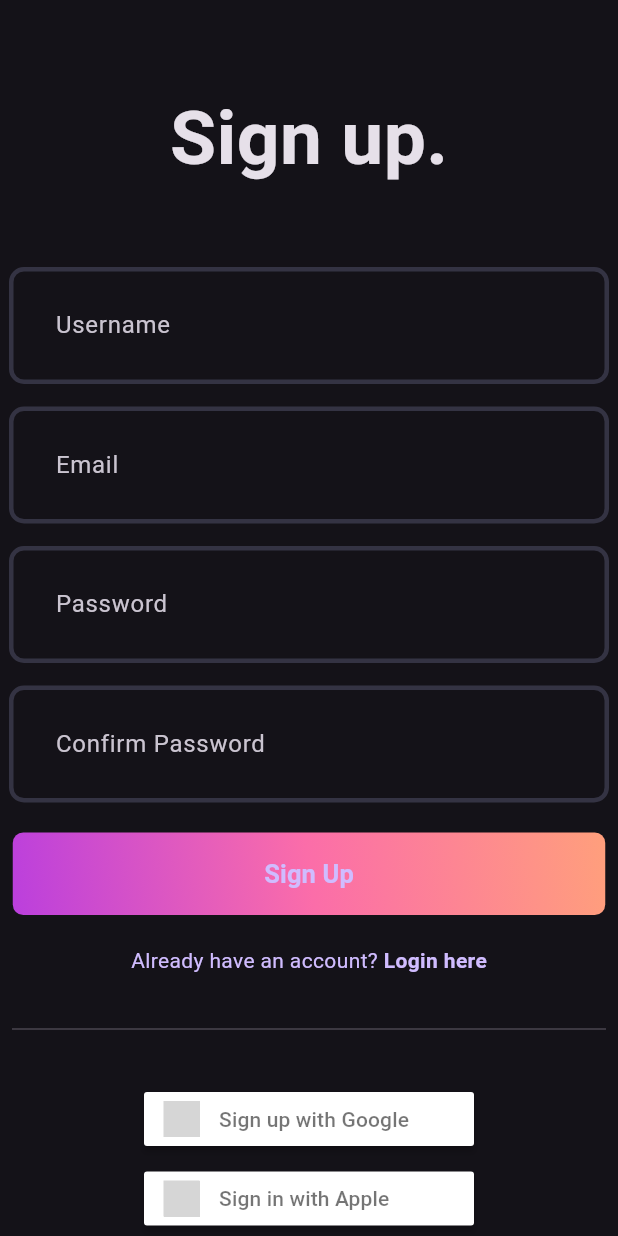
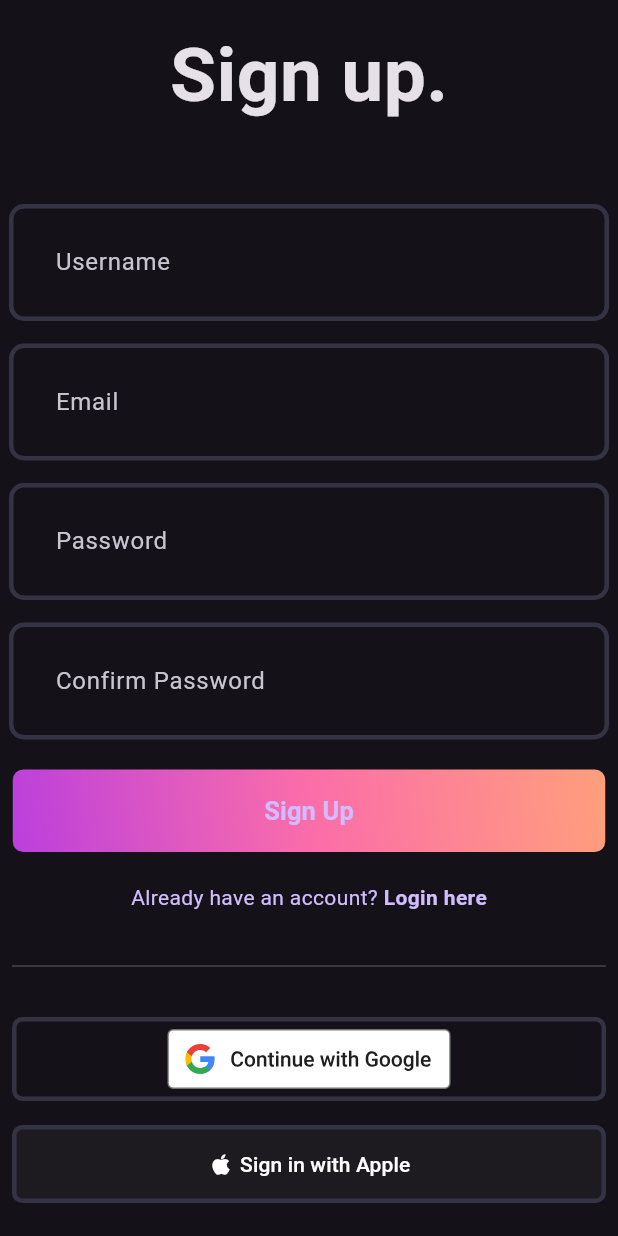
Before and after one commit to justbytes/flutter_planner, a Flutter app: the screen it shows after launch, after a tap on "Create Acount", on a phone screen of 412 x 824 dp. Run offline on Flutter 3.47's test engine with Material 3 defaults, Android fonts, the phone set to English and light mode, and no system bars; drawn by our look-alikes of sign_in_button; our stand-ins replace cloud_firestore, equatable, firebase_auth, firebase_core, flutter_bloc, flutter_svg and 1 more; accounts and stored records are empty; network calls fail; grey boxes are pictures that could not be loaded.

Commit message:
updated social logins

```diff
--- a/lib/main.dart
+++ b/lib/main.dart
@@ -6,7 +6,7 @@ import 'package:flutter_planner/src/app/app_bloc_observer.dart';
 import 'package:flutter_planner/cache/cache.dart';
 import 'package:flutter_planner/views/authentication/data/repository/auth_repository.dart';
 import 'package:shared_preferences/shared_preferences.dart';
-import 'package:flutter_planner/firebase_options.dart';
+import 'package:flutter_planner/config/firebase_options.dart';
 
 void main() async {
   WidgetsFlutterBinding.ensureInitialized();
--- a/lib/views/authentication/presentation/components/login.dart
+++ b/lib/views/authentication/presentation/components/login.dart
@@ -1,9 +1,12 @@
 import 'package:flutter/material.dart';
 import 'package:flutter_bloc/flutter_bloc.dart';
+import 'package:flutter_planner/src/themes/pallete.dart';
+import 'package:flutter_planner/views/authentication/presentation/components/social_loigns.dart';
 import 'package:flutter_planner/views/components/gradient_button.dart';
 import 'package:flutter_planner/views/authentication/bloc/auth_bloc.dart';
 import 'package:flutter_planner/views/components/login_field.dart';
 import 'package:sign_in_button/sign_in_button.dart';
+import 'package:flutter_svg/flutter_svg.dart';
 
 class Login extends StatelessWidget {
   final void Function()? onTap;
@@ -42,6 +45,14 @@ class Login extends StatelessWidget {
                   controller: passwordController,
                 ),
                 const SizedBox(height: 20),
+                const Padding(
+                  padding: EdgeInsets.all(8.0),
+                  child: Column(
+                    children: [
+                      Divider(),
+                    ],
+                  ),
+                ),
                 GradientButton(
                   onPressed: () {
                     context.read<AuthBloc>().add(AuthLoginRequested(
@@ -71,7 +82,6 @@ class Login extends StatelessWidget {
                     ),
                   ],
                 ),
-                const SizedBox(height: 20),
                 const Padding(
                   padding: EdgeInsets.all(8.0),
                   child: Column(
@@ -81,16 +91,7 @@ class Login extends StatelessWidget {
                   ),
                 ),
                 const SizedBox(height: 20),
-                SignInButton(
-                  Buttons.google,
-                  text: "Sign up with Google",
-                  onPressed: () {},
-                ),
-                const SizedBox(height: 5),
-                SignInButton(
-                  Buttons.apple,
-                  onPressed: () {},
-                ),
+                const SocialLogins()
               ],
             ),
           ),
--- a/lib/views/authentication/presentation/components/signup.dart
+++ b/lib/views/authentication/presentation/components/signup.dart
@@ -1,5 +1,6 @@
 import 'package:flutter/material.dart';
 import 'package:flutter_bloc/flutter_bloc.dart';
+import 'package:flutter_planner/views/authentication/presentation/components/social_loigns.dart';
 import 'package:flutter_planner/views/components/gradient_button.dart';
 import 'package:flutter_planner/views/authentication/bloc/auth_bloc.dart';
 import 'package:flutter_planner/views/components/login_field.dart';
@@ -24,6 +25,7 @@ class Signup extends StatelessWidget {
         child: IntrinsicHeight(
           child: Center(
             child: Column(
+              mainAxisAlignment: MainAxisAlignment.center,
               children: [
                 const Text(
                   'Sign up.',
@@ -93,17 +95,8 @@ class Signup extends StatelessWidget {
                     ],
                   ),
                 ),
-                const SizedBox(height: 20),
-                SignInButton(
-                  Buttons.google,
-                  text: "Sign up with Google",
-                  onPressed: () {},
-                ),
-                const SizedBox(height: 5),
-                SignInButton(
-                  Buttons.apple,
-                  onPressed: () {},
-                ),
+                const SizedBox(height: 10),
+                const SocialLogins()
               ],
             ),
           ),
--- /dev/null
+++ b/lib/views/authentication/presentation/components/social_loigns.dart
@@ -0,0 +1,75 @@
+import 'package:flutter/material.dart';
+import 'package:flutter_planner/src/themes/pallete.dart';
+import 'package:flutter_svg/svg.dart';
+
+class SocialLogins extends StatelessWidget {
+  const SocialLogins({super.key});
+
+  @override
+  Widget build(BuildContext context) {
+    return Column(
+      children: [
+        Padding(
+          padding: const EdgeInsets.all(8.0),
+          child: ElevatedButton(
+            onPressed: () {
+              // Your sign-in logic here
+            },
+            style: ElevatedButton.styleFrom(
+              backgroundColor: Colors.transparent,
+              shadowColor: Colors.transparent,
+              surfaceTintColor: Colors.transparent,
+              shape: RoundedRectangleBorder(
+                  borderRadius: BorderRadius.circular(7),
+                  side: const BorderSide(
+                    color: Pallete.borderColor,
+                    width: 3,
+                  )),
+            ),
+            child: Row(
+              mainAxisAlignment: MainAxisAlignment.center,
+              children: [
+                Padding(
+                  padding: const EdgeInsets.all(8.0),
+                  child: SvgPicture.asset('assets/google_login.svg'),
+                ),
+              ],
+            ),
+          ),
+        ),
+        Padding(
+          padding: const EdgeInsets.all(8.0),
+          child: ElevatedButton(
+            onPressed: () {
+              // Your sign-in logic here
+            },
+            style: ElevatedButton.styleFrom(
+              shadowColor: Colors.transparent,
+              surfaceTintColor: Colors.transparent, // No shadow
+              shape: RoundedRectangleBorder(
+                  borderRadius: BorderRadius.circular(7),
+                  side: const BorderSide(
+                    color: Pallete.borderColor,
+                    width: 3,
+                  )),
+            ),
+            child: const Padding(
+              padding: EdgeInsets.all(8.0),
+              child: Padding(
+                padding: EdgeInsets.all(8.0),
+                child: Row(
+                  mainAxisAlignment: MainAxisAlignment.center,
+                  children: [
+                    Icon(Icons.apple, color: Colors.white), // Apple icon
+                    Text(' Sign in with Apple',
+                        style: TextStyle(color: Colors.white)),
+                  ],
+                ),
+              ),
+            ),
+          ),
+        ),
+      ],
+    );
+  }
+}
--- a/lib/views/authentication/presentation/login_page.dart
+++ b/lib/views/authentication/presentation/login_page.dart
@@ -24,7 +24,6 @@ class _LoginScreenState extends State<LoginPage> {
   @override
   Widget build(BuildContext context) {
     return Scaffold(
-      appBar: AppBar(),
       body: BlocConsumer<AuthBloc, AuthState>(
         listener: (context, state) {
           if (state is AuthFailure) {
--- a/lib/views/home/home_page.dart
+++ b/lib/views/home/home_page.dart
@@ -65,6 +65,7 @@ class HomePage extends StatelessWidget {
                   GradientButton(
                     onPressed: () {
                       context.read<AuthBloc>().add(AuthLogoutRequested());
+                      Navigator.pushNamed(context, '/');
                     },
                     text: 'Log Out',
                   ),
@@ -84,8 +85,11 @@ class HomePage extends StatelessWidget {
               child: Text("There was an error"),
             );
           }
+          // Set login screen
           if (state is AuthInitial) {
-            return const LoginPage();
+            return const Center(
+              child: Text("Unauthorized"),
+            );
           }
           return const Center(
             child: Text("Looks like we're in some unknown state"),
--- a/lib/views/todo/presentation/finished_todo_page.dart
+++ /dev/null
@@ -1,99 +0,0 @@
-import 'package:flutter/material.dart';
-import 'package:flutter_bloc/flutter_bloc.dart';
-import 'package:flutter_planner/views/authentication/bloc/auth_bloc.dart';
-import 'package:flutter_planner/views/authentication/presentation/login_page.dart';
-import 'package:flutter_planner/views/todo/presentation/components/todo_text.dart';
-import 'package:flutter_planner/views/todo/cubit/todo_cubit.dart';
-import 'package:flutter_planner/models/todo_model.dart';
-
-/*
-________________________________________________________________________________
-
-  Route name: /finished-todo
-    Accessed by:
-      Route /todo-page
-        todo_page.dart with no arguments
-
-    Access to:
-      Route /todo
-        /finished_todo_page.dart sending no arguments
-
-      Route /view-todo
-        /view_todo_page.dart sending one arguments
-          - <String> todo.id = the id of the todo that the user wants to view
-________________________________________________________________________________
-
-  Stateless class FinishedTodoPage
-    Displays all todos with the 'finished' value set to true - Finished todos
-________________________________________________________________________________
-
-  State Manager: TodoCubit
-________________________________________________________________________________
-*/
-
-class FinishedTodoPage extends StatelessWidget {
-  const FinishedTodoPage({super.key});
-
-  @override
-  Widget build(BuildContext context) {
-    return Scaffold(
-      appBar: AppBar(
-        title: const Text('Finished Todos',
-            style: TextStyle(
-              fontSize: 36,
-              color: Color.fromARGB(255, 242, 239, 239),
-              fontWeight: FontWeight.bold,
-            )),
-      ),
-      body: BlocBuilder<AuthBloc, AuthState>(
-        builder: (context, state) {
-          if (state is AuthInitial) {
-            return const LoginPage();
-          }
-
-          if (state is AuthLoading) {
-            return const Center(
-              child: CircularProgressIndicator(),
-            );
-          }
-
-          if (state is AuthFailure) {
-            return const Center(
-              child: Text("State is Auth Failure"),
-            );
-          }
-          return BlocBuilder<TodoCubit, List<Todo>>(
-            builder: (context, todos) {
-              final finishedTodos =
-                  todos.where((todo) => todo.finished).toList();
-              return ListView.builder(
-                  itemCount: finishedTodos.length,
-                  itemBuilder: (context, index) {
-                    final todo = finishedTodos[index];
-
-                    return Padding(
-                      padding: const EdgeInsets.all(8.0),
-                      child: Container(
-                        decoration: BoxDecoration(
-                            color: const Color.fromARGB(255, 242, 239, 239),
-                            border: Border.all(width: 1),
-                            borderRadius: BorderRadius.circular(5)),
-                        child: ListTile(
-                          title: TodoText(
-                            text: todo.name,
-                          ),
-                          onTap: () {
-                            Navigator.pushNamed(context, '/view-todo',
-                                arguments: todo.id);
-                          },
-                        ),
-                      ),
-                    );
-                  });
-            },
-          );
-        },
-      ),
-    );
-  }
-}
--- a/lib/views/todo/presentation/todo_page.dart
+++ /dev/null
@@ -1,151 +0,0 @@
-import 'package:flutter/material.dart';
-import 'package:flutter_bloc/flutter_bloc.dart';
-import 'package:flutter_planner/views/components/app_bar_title.dart';
-import 'package:flutter_planner/views/authentication/bloc/auth_bloc.dart';
-import 'package:flutter_planner/views/authentication/presentation/login_page.dart';
-import 'package:flutter_planner/views/todo/presentation/components/todo_text.dart';
-import 'package:flutter_planner/views/todo/cubit/todo_cubit.dart';
-import 'package:flutter_planner/models/todo_model.dart';
-
-/*
-________________________________________________________________________________
-
-  Route name: /todo
-    Accessed by:
-      Route /main-page
-        main_page.dart with no arguments
-
-    Access to:
-      Route /finished-todo
-        /finished_todo_page.dart sending no arguments
-
-      Route /view-todo
-        /view_todo_page.dart sending one arguments
-          - <String> todo.id = the id of the todo that the user wants to view
-
-      Route /add-todo
-        /add_todo.dart sending no arguments
-________________________________________________________________________________
-
-  Stateless class TodoPage
-    Displays all todos with the 'finished' value set to false - In progress todos
-
-    Contains 2 Floating Action Buttons
-      one for navigating to the finished todo page
-      one for navigating and creating a new todo
-________________________________________________________________________________
-
-  State Manager: TodoCubit
-________________________________________________________________________________
-*/
-
-class TodoPage extends StatelessWidget {
-  const TodoPage({super.key});
-
-  @override
-  Widget build(BuildContext context) {
-    return Scaffold(
-      appBar: AppBar(
-        title: const AppBarTitle(
-          title: "Todo List",
-        ),
-        centerTitle: true,
-      ),
-      body: BlocBuilder<AuthBloc, AuthState>(
-        builder: (context, state) {
-          if (state is AuthInitial) {
-            return const LoginPage();
-          }
-
-          if (state is AuthLoading) {
-            return const Center(
-              child: CircularProgressIndicator(),
-            );
-          }
-
-          if (state is AuthFailure) {
-            return const Center(
-              child: Text("State is Auth Failure"),
-            );
-          }
-
-          return BlocBuilder<TodoCubit, List<Todo>>(
-            builder: (context, todos) {
-              // filter any finished todo and return only todos that are still
-              // in progress
-              //
-              final unfinishedTodos =
-                  todos.where((todo) => !todo.finished).toList();
-
-              // Display unfinished todos
-              //
-              return ListView.builder(
-                  itemCount: unfinishedTodos.length,
-                  itemBuilder: (context, index) {
-                    final todo = unfinishedTodos[index];
-
-                    // Returns the title for every todo in a ListTitle
-                    //
-                    return Padding(
-                      padding: const EdgeInsets.all(8.0),
-                      child: Container(
-                        decoration: BoxDecoration(
-                          color: const Color.fromARGB(255, 242, 239, 239),
-                          border: Border.all(width: 1),
-                          borderRadius: BorderRadius.circular(5),
-                        ),
-                        child: ListTile(
-                          title: TodoText(
-                            text: todo.name,
-                          ),
-                          onTap: () {
-                            Navigator.pushNamed(context, '/view-todo',
-                                arguments: todo.id);
-                          },
-                        ),
-                      ),
-                    );
-                  });
-            },
-          );
-        },
-      ),
-
-      // FloatingActionButtons
-      // One for navigating to the finished todo page
-      // One for navigating and creating a new todo
-      //
-      floatingActionButton: Column(
-        mainAxisAlignment: MainAxisAlignment.end,
-        children: [
-          // View finsihed todos
-          //
-          FloatingActionButton(
-            onPressed: () {
-              Navigator.pushNamed(context, '/finished-todo');
-            },
-            tooltip: 'View completed todos',
-            heroTag: 'finished-todo-btn',
-            child: const Icon(Icons.history),
-          ),
-          // Space
-          //
-          const SizedBox(
-            height: 10,
-          ),
-
-          // Create a new todo
-          //
-          FloatingActionButton(
-            onPressed: () {
-              Navigator.pushNamed(context, '/add-todo');
-            },
-            tooltip: 'Add Todo',
-            heroTag: 'add-todo-btnr',
-            child: const Icon(Icons.add),
-          ),
-        ],
-      ),
-    );
-  }
-}
--- a/lib/views/todo/presentation/view_todo_page.dart
+++ /dev/null
@@ -1,167 +0,0 @@
-import 'package:flutter/material.dart';
-import 'package:flutter_bloc/flutter_bloc.dart';
-import 'package:flutter_planner/views/components/app_bar_title.dart';
-import 'package:flutter_planner/views/authentication/bloc/auth_bloc.dart';
-import 'package:flutter_planner/views/authentication/presentation/login_page.dart';
-import 'package:flutter_planner/views/todo/presentation/components/todo_form.dart';
-import 'package:flutter_planner/views/todo/presentation/components/todo_option_buttons.dart';
-import 'package:flutter_planner/views/todo/cubit/todo_cubit.dart';
-import 'package:flutter_planner/models/todo_model.dart';
-import 'package:intl/intl.dart';
-
-/*
-________________________________________________________________________________
-
-  Route name: /view-todo
-    Accessed by:
-      Route /todo
-        /todo_page.dart with one argument of:
-          - <String> todo.id
-
-      Route /finished-todo
-        /finished_todo_page.dart with one argument of:
-          - <String> todo.id - the id of the selected todo
-
-    Access to:
-      Route /todo
-        /todo_page.dart sending no arguments
-
-      Route /edit-todo
-        /edit-todo.dart sending one argument of:
-          - <Todo> todo - to edit a todo
-________________________________________________________________________________
-
-  Statless class ViewTodoPage
-    Displays the individual todo that was selected by the user from the
-      todo_page.dart
-
-    Dispays the title, description, date created of a todo
-
-    Users can access and navigate to the edit todo or mark todo as finished
-________________________________________________________________________________
-
-  State Manager: TodoCubit
-    Events
-      - finishTodo(todo.id, todo.finished)
-        Sets the state of a todo's "finished" = true
-________________________________________________________________________________
-
-  Future Development [TODO]:
-    - MAKE HARD DELETE BUTTON
-       might be required after sqlite integration
-________________________________________________________________________________
-*/
-
-class ViewTodoPage extends StatelessWidget {
-  final String todoId;
-  const ViewTodoPage({super.key, required this.todoId});
-
-  @override
-  Widget build(BuildContext context) {
-    return Scaffold(
-      appBar: AppBar(
-        title: const AppBarTitle(
-          title: "Todo",
-        ),
-      ),
-      body: BlocBuilder<AuthBloc, AuthState>(
-        builder: (context, state) {
-          if (state is AuthInitial) {
-            return const LoginPage();
-          }
-
-          if (state is AuthLoading) {
-            return const Center(
-              child: CircularProgressIndicator(),
-            );
-          }
-
-          if (state is AuthFailure) {
-            return const Center(
-              child: Text("State is Auth Failure"),
-            );
-          }
-
-          return SingleChildScrollView(
-            child: Padding(
-              padding: const EdgeInsets.all(8.0),
-              child:
-                  BlocBuilder<TodoCubit, List<Todo>>(builder: (context, state) {
-                // Get the todo by id
-                //
-                final Todo? todo =
-                    context.read<TodoCubit>().getTodoById(todoId);
-
-                // Set the textController values to the todo values
-                //
-                final TextEditingController titleController =
-                    TextEditingController(text: todo!.name);
-                final TextEditingController descriptionController =
-                    TextEditingController(text: todo.description);
-
-                // Format the date of the todo to MM-DD-YYYY
-                //
-                DateTime dateTime = DateTime.parse(todo.createdAt.toString());
-                String formattedDate =
-                    DateFormat('MM-dd-yyyy').format(dateTime);
-
-                return Column(
-                  crossAxisAlignment: CrossAxisAlignment.start,
-                  children: [
-                    // added space from top of page
-                    //
-                    const SizedBox(height: 10),
-
-                    // TodoForm
-                    // holds tile and description textfields
-                    // [titleController] - TextController for title field
-                    // [descriptionController] - TextController for description field
-                    // [enable] - bool that determins if the fields are editable
-                    //
-                    TodoForm(
-                      titleController: titleController,
-                      descriptionController: descriptionController,
-                      enable: false,
-                    ),
-
-                    // added space
-                    //
-                    const SizedBox(height: 10),
-
-                    // TodoOptionButtons
-                    // A row that holds the editoral options of the todo and displays the date created
-                    // [editOnPressed] - VoidCallback that handles the editing of a todo
-                    // [finishOnPressed] - VoidCallback that handles the finishing of a todo
-                    // [finishText] - Conditonal that displays either finished or revert based
-                    //  .
-                    //off the state of the todo
-                    // [date] - Date that the todo was created, MM-DD-YYYY
-                    //
-                    TodoOptionButtons(
-                      finishText: todo.finished ? "Revert" : "Finished",
-                      date: formattedDate,
-                      // Sends user to edit_todo.dart to edit the todo
-                      //
-                      editOnPressed: () {
-                        Navigator.pushNamed(context, '/edit-todo',
-                            arguments: todo);
-                      },
-                      // Sets todo's 'finished' to appropriate state
-                      // sends user back to todo_page.dart
-                      //
-                      finishOnPressed: () {
-                        BlocProvider.of<TodoCubit>(context)
-                            .finishTodo(todo.id, todo.finished);
-                        Navigator.of(context).pop();
-                      },
-                    ),
-                  ],
-                );
-              }),
-            ),
-          );
-        },
-      ),
-    );
-  }
-}
--- a/pubspec.yaml
+++ b/pubspec.yaml
@@ -68,6 +68,8 @@ dev_dependencies:
 
 # The following section is specific to Flutter packages.
 flutter:
+  assets:
+    - assets/
   # The following line ensures that the Material Icons font is
   # included with your application, so that you can use the icons in
   # the material Icons class.
```
Also changed, not shown: lib/views/weather/presentation/components/weather_search_bar.dart (+9 -3 lines), assets/google_login.svg (added), assets/images/signin_balls.png (deleted), assets/svgs/f_logo.svg (deleted), assets/svgs/g_logo.svg (deleted), lib/config/firebase_options.dart (renamed from lib/firebase_options.dart).
